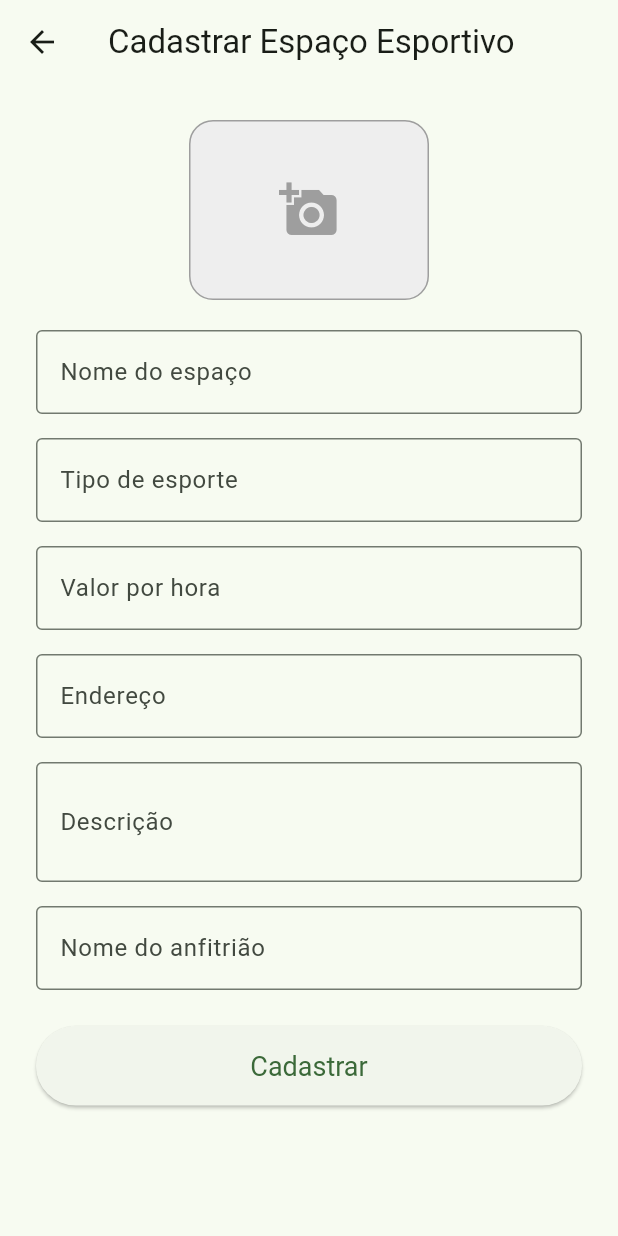
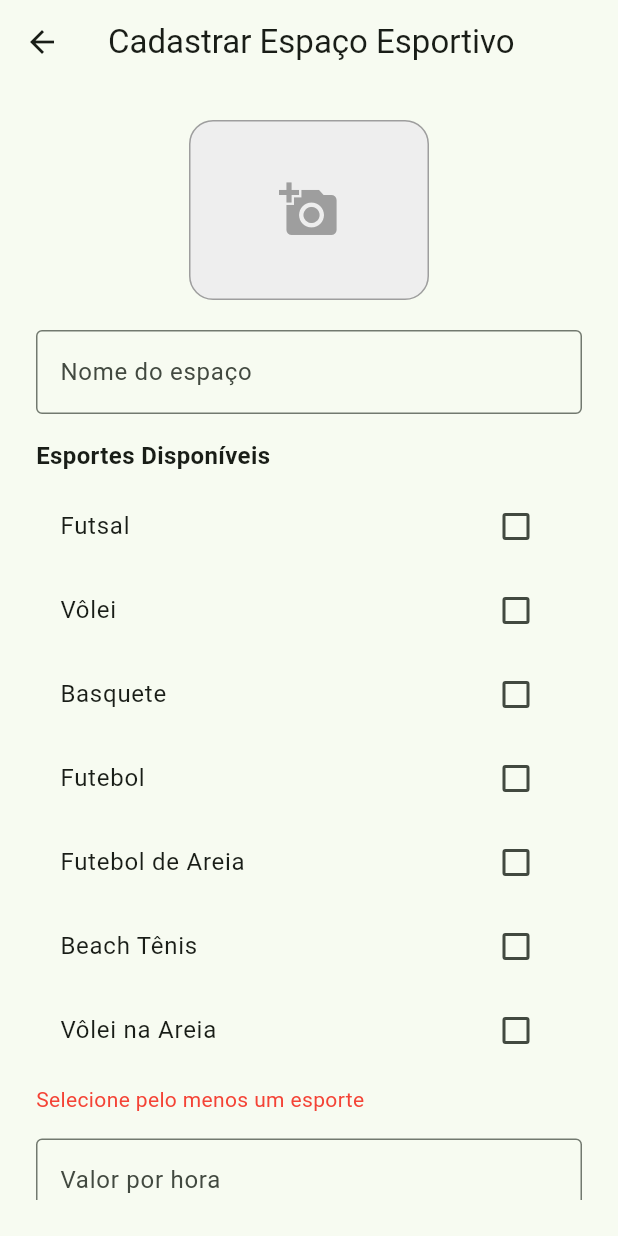
Before and after one commit to GustaK7/FutZone, a Flutter app: the SpaceRegisterPage screen opened directly, on a phone screen of 412 x 824 dp. Run offline on Flutter 3.47's test engine with Material 3 defaults, Android fonts, the phone set to English and light mode, and no system bars; our stand-ins replace image_picker; network calls fail.

Commit message:
space register e user_space

```diff
--- a/lib/pages/space_register_page.dart
+++ b/lib/pages/space_register_page.dart
@@ -31,6 +31,17 @@ class SpaceRegisterPage extends StatefulWidget {
 }
 
 class _SpaceRegisterPageState extends State<SpaceRegisterPage> {
+  final List<String> _sportsOptions = [
+    'Futsal',
+    'Vôlei',
+    'Basquete',
+    'Futebol',
+    'Futebol de Areia',
+    'Beach Tênis',
+    'Vôlei na Areia',
+  ];
+  final List<String> _selectedSports = [];
+
   final _formKey = GlobalKey<FormState>();
   final _nameController = TextEditingController();
   final _typeController = TextEditingController();
@@ -55,14 +66,16 @@ class _SpaceRegisterPageState extends State<SpaceRegisterPage> {
       final response = await http.post(
         Uri.parse('https://api.imgur.com/3/image'),
         headers: {
-        'Authorization': 'Client-ID f04621a5e3709a3', // Substitua pelo seu Client-ID
+          'Authorization':
+              'Client-ID f04621a5e3709a3', // Substitua pelo seu Client-ID
         },
         body: {
           'image': base64Image,
         },
       );
 
-    print('Resposta do servidor recebida. Status code: ${response.statusCode}');
+      print(
+          'Resposta do servidor recebida. Status code: ${response.statusCode}');
       print('Resposta do servidor: ${response.body}');
 
       if (response.statusCode == 200) {
@@ -83,7 +96,8 @@ class _SpaceRegisterPageState extends State<SpaceRegisterPage> {
     try {
       print('Abrindo seletor de imagens...');
       final picker = ImagePicker();
-    final picked = await picker.pickImage(source: ImageSource.gallery, imageQuality: 80);
+      final picked =
+          await picker.pickImage(source: ImageSource.gallery, imageQuality: 80);
 
       if (picked != null) {
         print('Imagem selecionada: ${picked.path}');
@@ -147,7 +161,8 @@ class _SpaceRegisterPageState extends State<SpaceRegisterPage> {
                           borderRadius: BorderRadius.circular(16),
                           child: kIsWeb
                               ? Image.network(
-                    _pickedImage!.path, // Use o caminho da imagem no Web
+                                  _pickedImage!
+                                      .path, // Use o caminho da imagem no Web
                                   width: 160,
                                   height: 120,
                                   fit: BoxFit.cover,
@@ -187,12 +202,35 @@ class _SpaceRegisterPageState extends State<SpaceRegisterPage> {
                     v == null || v.trim().isEmpty ? 'Informe o nome' : null,
               ),
               const SizedBox(height: 16),
-              TextFormField(
-                controller: _typeController,
-                decoration: const InputDecoration(
-                    labelText: 'Tipo de esporte', border: OutlineInputBorder()),
-                validator: (v) =>
-                    v == null || v.trim().isEmpty ? 'Informe o tipo' : null,
+              Text(
+                'Esportes Disponíveis',
+                style: TextStyle(fontSize: 16, fontWeight: FontWeight.bold),
+              ),
+              const SizedBox(height: 8),
+              Column(
+                children: _sportsOptions.map((sport) {
+                  return CheckboxListTile(
+                    title: Text(sport),
+                    value: _selectedSports.contains(sport),
+                    onChanged: (isSelected) {
+                      setState(() {
+                        if (isSelected == true) {
+                          _selectedSports.add(sport);
+                        } else {
+                          _selectedSports.remove(sport);
+                        }
+                      });
+                    },
+                  );
+                }).toList(),
+              ),
+              if (_selectedSports.isEmpty)
+                Padding(
+                  padding: const EdgeInsets.only(top: 8.0),
+                  child: Text(
+                    'Selecione pelo menos um esporte',
+                    style: const TextStyle(color: Colors.red),
+                  ),
                 ),
               const SizedBox(height: 16),
               TextFormField(
@@ -251,7 +289,8 @@ class _SpaceRegisterPageState extends State<SpaceRegisterPage> {
                       if (imageUrl == null) {
                         print('Erro: O upload da imagem retornou null.');
                         ScaffoldMessenger.of(context).showSnackBar(
-          const SnackBar(content: Text('Erro ao fazer upload da imagem')),
+                          const SnackBar(
+                              content: Text('Erro ao fazer upload da imagem')),
                         );
                         return;
                       }
@@ -263,12 +302,15 @@ class _SpaceRegisterPageState extends State<SpaceRegisterPage> {
                       print('Tentando cadastrar o espaço...');
                       await SpaceService.createSpace(
                         name: _nameController.text.trim(),
-        type: _typeController.text.trim(),
-        price: double.parse(_priceController.text.replaceAll(',', '.')),
+                        type: _selectedSports.join(
+                            ','), // Converte a lista em uma string separada por vírgulas
+                        price: double.parse(
+                            _priceController.text.replaceAll(',', '.')),
                         address: _addressController.text.trim(),
                         description: _descController.text.trim(),
                         host: _hostController.text.trim(),
-        imageUrl: imageUrl ?? "https://images.unsplash.com/photo-1506744038136-46273834b3fb",
+                        imageUrl: imageUrl ??
+                            "https://images.unsplash.com/photo-1506744038136-46273834b3fb",
                       );
                       if (mounted) {
                         await context.read<AppState>().fetchSpacesFromBackend();
@@ -288,7 +330,8 @@ class _SpaceRegisterPageState extends State<SpaceRegisterPage> {
                 style: ElevatedButton.styleFrom(
                   padding: const EdgeInsets.symmetric(vertical: 16),
                   textStyle: const TextStyle(fontSize: 18),
-    shape: RoundedRectangleBorder(borderRadius: BorderRadius.circular(30)),
+                  shape: RoundedRectangleBorder(
+                      borderRadius: BorderRadius.circular(30)),
                 ),
                 child: const Text('Cadastrar'),
               ),
```
Also changed, not shown: lib/pages/user_space_page.dart (added, +111 -0 lines). Lines whose indentation alone changed are shown as unchanged.
